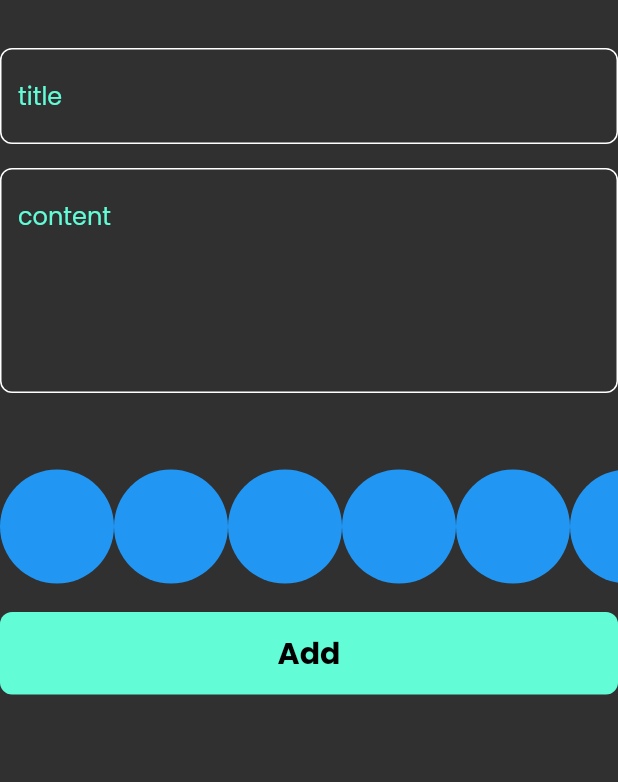
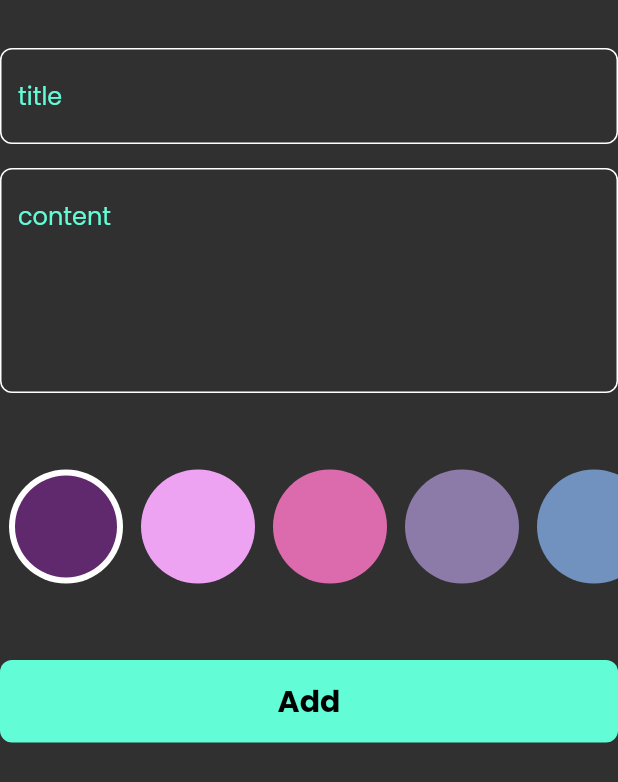
Before and after one commit to jalalsowat/project_note_app_flutter, a Flutter app: the AddNoteForm widget shown alone on an empty page, opened directly, on a phone screen of 412 x 824 dp. Shown: the top 782 px of the screen. Run offline on Flutter 3.47's test engine with Material 2 defaults, Android fonts, the phone set to English and light mode, and no system bars; our stand-ins replace bloc, flutter_bloc, font_awesome_flutter, hive, hive_flutter; accounts and stored records are empty.

Commit message:
colors list view complate

```diff
--- a/lib/views/widgets/add_note_form.dart
+++ b/lib/views/widgets/add_note_form.dart
@@ -51,6 +51,9 @@ class _AddNoteFormState extends State<AddNoteForm> {
             height: 32,
           ),
           const ColorsListView(),
+          const SizedBox(
+            height: 32,
+          ),
           BlocBuilder<AddNoteCubit, AddNoteState>(
             builder: (context, state) {
               return CustomButtom(
--- a/lib/views/widgets/colors_list_view.dart
+++ b/lib/views/widgets/colors_list_view.dart
@@ -1,29 +1,67 @@
 import 'package:flutter/material.dart';
 
 class ColorItem extends StatelessWidget {
-  const ColorItem({Key? key}) : super(key: key);
-
+  const ColorItem({Key? key, required this.isActive, required this.color})
+      : super(key: key);
+  final bool isActive;
+  final Color color;
   @override
   Widget build(BuildContext context) {
-    return const CircleAvatar(
-      radius: 38,
-      backgroundColor: Colors.blue,
-    );
+    return isActive
+        ? CircleAvatar(
+            radius: 38,
+            backgroundColor: Colors.white,
+            child: CircleAvatar(
+              radius: 34,
+              backgroundColor: color,
+            ),
+          )
+        : CircleAvatar(
+            radius: 38,
+            backgroundColor: color,
+          );
   }
 }
 
-class ColorsListView extends StatelessWidget {
-  const ColorsListView({Key? key}) : super(key: key);
+class ColorsListView extends StatefulWidget {
+  const ColorsListView({
+    Key? key,
+  }) : super(key: key);
 
+  @override
+  State<ColorsListView> createState() => _ColorsListViewState();
+}
+
+class _ColorsListViewState extends State<ColorsListView> {
+  int currentIndex = 0;
+  List<Color> colors = const [
+    Color(0xff60296d),
+    Color(0xffeda2f2),
+    Color(0xffdc6bad),
+    Color(0xff8c7aa9),
+    Color(0xff7192be)
+  ];
   @override
   Widget build(BuildContext context) {
     return SizedBox(
       height: 38 * 3,
       child: ListView.builder(
-          itemCount: 10,
+          itemCount: colors.length,
           scrollDirection: Axis.horizontal,
           itemBuilder: (context, index) {
-            return const ColorItem();
+            return Padding(
+              padding: const EdgeInsets.symmetric(horizontal: 6),
+              child: GestureDetector(
+                onTap: () {
+                  currentIndex = index;
+                  setState(() {});
+                },
+                child: ColorItem(
+                  color: colors[index],
+                  isActive: currentIndex == index,
+                ),
+              ),
+            );
           }),
     );
   }
```
